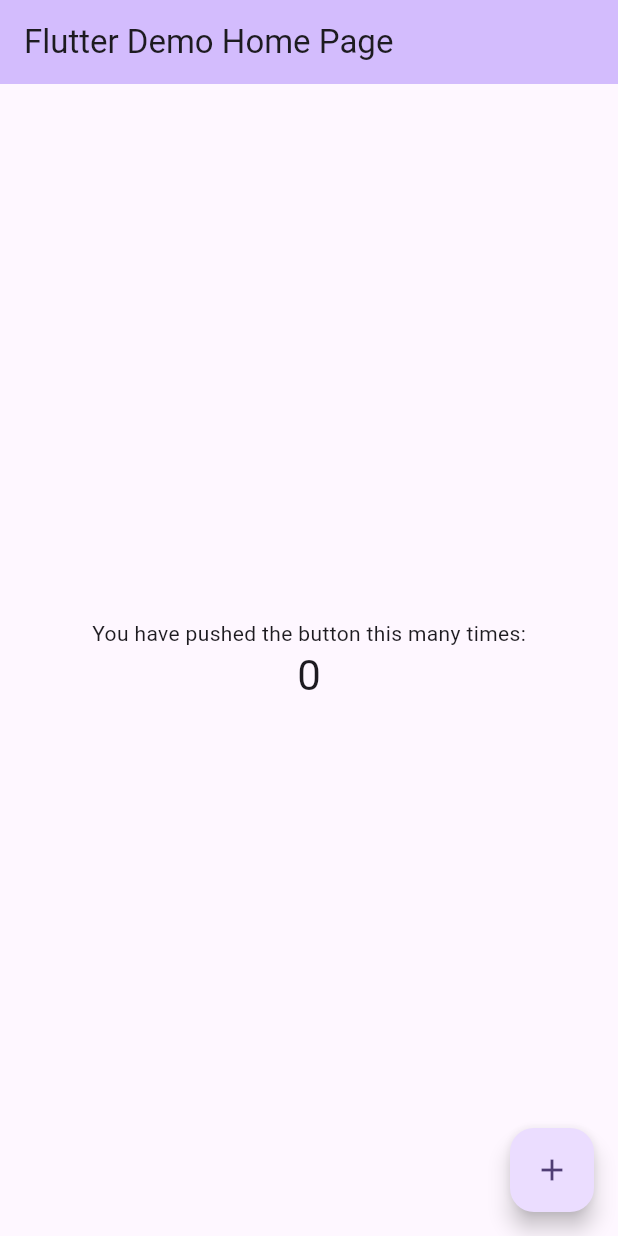
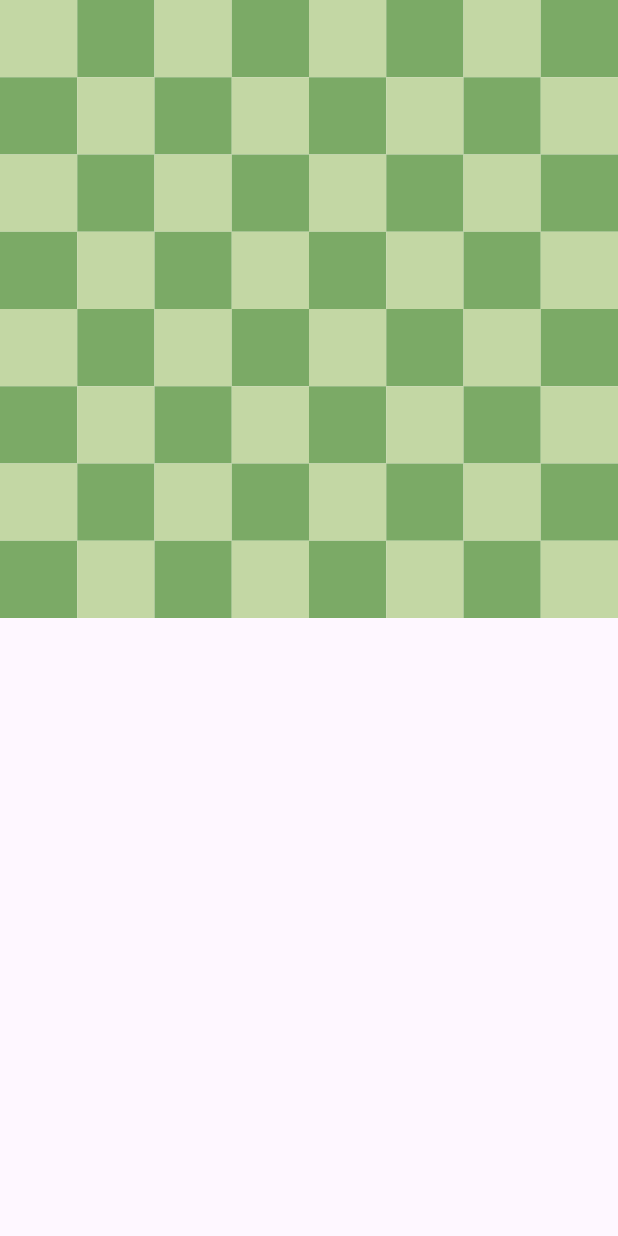
Before and after one commit to emeleonufavour/chess, a Flutter app: the screen it shows after launch, on a phone screen of 412 x 824 dp. Run offline on Flutter 3.47's test engine with Material 3 defaults, Android fonts, the phone set to English and light mode, and no system bars.

Commit message:
Created chess board

```diff
--- /dev/null
+++ b/lib/app/app_theme.dart
@@ -0,0 +1,6 @@
+import 'package:flutter/material.dart';
+
+class AppColors {
+  Color lightTile = const Color(0xffC3D7A4);
+  Color darkTile = const Color(0xff7BAA66);
+}
--- a/lib/main.dart
+++ b/lib/main.dart
@@ -1,4 +1,6 @@
 import 'package:flutter/material.dart';
+
+import 'ui/views/home.dart';
 
 void main() {
   runApp(const MyApp());
@@ -16,54 +18,7 @@ class MyApp extends StatelessWidget {
         colorScheme: ColorScheme.fromSeed(seedColor: Colors.deepPurple),
         useMaterial3: true,
       ),
-      home: const MyHomePage(title: 'Flutter Demo Home Page'),
+      home: HomePage(),
     );
   }
 }
-
-class MyHomePage extends StatefulWidget {
-  const MyHomePage({super.key, required this.title});
-  final String title;
-
-  @override
-  State<MyHomePage> createState() => _MyHomePageState();
-}
-
-class _MyHomePageState extends State<MyHomePage> {
-  int _counter = 0;
-
-  void _incrementCounter() {
-    setState(() {
-      _counter++;
-    });
-  }
-
-  @override
-  Widget build(BuildContext context) {
-    return Scaffold(
-      appBar: AppBar(
-        backgroundColor: Theme.of(context).colorScheme.inversePrimary,
-        title: Text(widget.title),
-      ),
-      body: Center(
-        child: Column(
-          mainAxisAlignment: MainAxisAlignment.center,
-          children: <Widget>[
-            const Text(
-              'You have pushed the button this many times:',
-            ),
-            Text(
-              '$_counter',
-              style: Theme.of(context).textTheme.headlineMedium,
-            ),
-          ],
-        ),
-      ),
-      floatingActionButton: FloatingActionButton(
-        onPressed: _incrementCounter,
-        tooltip: 'Increment',
-        child: const Icon(Icons.add),
-      ),
-    );
-  }
-}
--- a/lib/ui/views/home.dart
+++ b/lib/ui/views/home.dart
@@ -0,0 +1,32 @@
+import 'package:chess/app/app_theme.dart';
+import 'package:flutter/material.dart';
+import 'package:flutter/widgets.dart';
+
+class HomePage extends StatelessWidget {
+  HomePage({super.key});
+  final AppColors _appColors = AppColors();
+
+  @override
+  Widget build(BuildContext context) {
+    return Scaffold(
+        body: Column(
+      children: [
+        Expanded(
+          child: GridView.builder(
+              itemCount: 64,
+              gridDelegate: const SliverGridDelegateWithFixedCrossAxisCount(
+                  crossAxisCount: 8),
+              itemBuilder: (context, index) {
+                int row = index ~/ 8;
+                int col = index % 8;
+                return Container(
+                  color: ((row + col) % 2) == 0
+                      ? _appColors.lightTile
+                      : _appColors.darkTile,
+                );
+              }),
+        )
+      ],
+    ));
+  }
+}
--- a/pubspec.yaml
+++ b/pubspec.yaml
@@ -35,6 +35,7 @@ dependencies:
   # The following adds the Cupertino Icons font to your application.
   # Use with the CupertinoIcons class for iOS style icons.
   cupertino_icons: ^1.0.6
+  stacked: ^3.4.2
 
 dev_dependencies:
   flutter_test:
```
Also changed, not shown: pubspec.lock.
